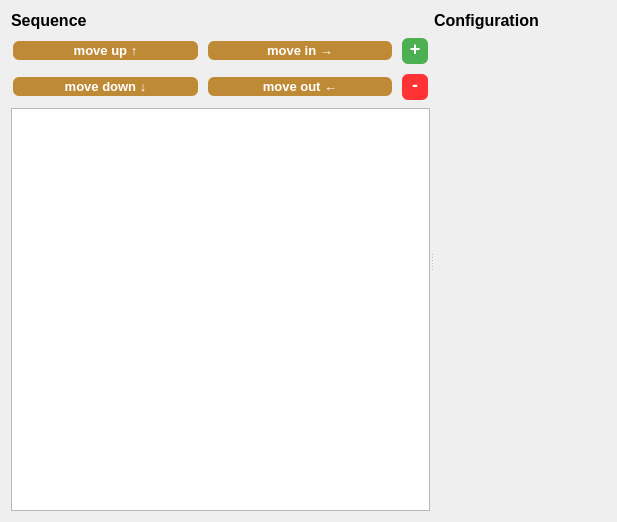
Before: the Qt Designer form nomad_camels/gui/protocol_view.ui in FAU-LAP/NOMAD-CAMELS, drawn with Qt 5.
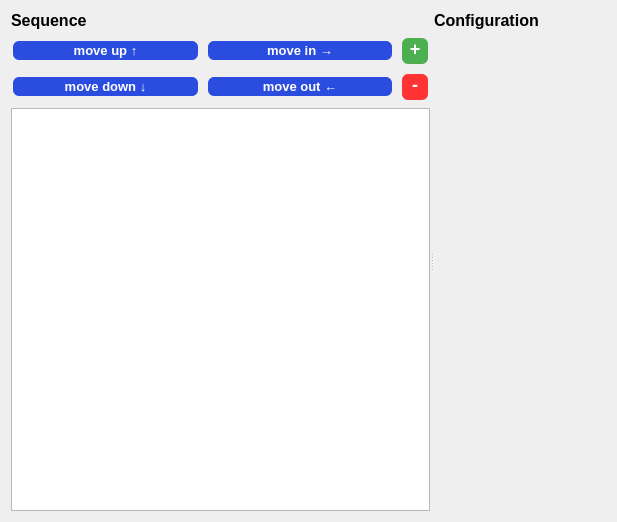
After: the same form once the commit is applied.

Commit message: Update button styles in GUI color to blue

```diff
--- a/nomad_camels/gui/protocol_view.ui
+++ b/nomad_camels/gui/protocol_view.ui
@@ -141,17 +141,17 @@
         <widget class="QPushButton" name="pushButton_move_step_up">
          <property name="styleSheet">
           <string notr="true">QPushButton {
-        background-color: #bf8a36;
-        color: white;
-        border: none;
-        padding: 2px 10px;
-        text-align: center;
-        text-decoration: none;
-        font-size: 13px;
-        margin: 2px 2px;
-        border-radius: 6px;
-        font-weight: bold;
-    }
+    background-color: #2a4cdf; /* This is a lighter shade of blue */
+    color: white;
+    border: none;
+    padding: 2px 10px;
+    text-align: center;
+    text-decoration: none;
+    font-size: 13px;
+    margin: 2px 2px;
+    border-radius: 6px;
+    font-weight: bold;
+}
 
     QPushButton:hover {
         background-color: #8a5a23;
@@ -169,17 +169,17 @@
         <widget class="QPushButton" name="pushButton_move_step_down">
          <property name="styleSheet">
           <string notr="true">QPushButton {
-        background-color: #bf8a36;
-        color: white;
-        border: none;
-        padding: 2px 10px;
-        text-align: center;
-        text-decoration: none;
-        font-size: 13px;
-        margin: 2px 2px;
-        border-radius: 6px;
-        font-weight: bold;
-    }
+    background-color: #2a4cdf; /* This is a lighter shade of blue */
+    color: white;
+    border: none;
+    padding: 2px 10px;
+    text-align: center;
+    text-decoration: none;
+    font-size: 13px;
+    margin: 2px 2px;
+    border-radius: 6px;
+    font-weight: bold;
+}
 
     QPushButton:hover {
         background-color: #8a5a23;
@@ -194,17 +194,17 @@
         <widget class="QPushButton" name="pushButton_move_step_out">
          <property name="styleSheet">
           <string notr="true">QPushButton {
-        background-color: #bf8a36;
-        color: white;
-        border: none;
-        padding: 2px 10px;
-        text-align: center;
-        text-decoration: none;
-        font-size: 13px;
-        margin: 2px 2px;
-        border-radius: 6px;
-        font-weight: bold;
-    }
+    background-color: #2a4cdf; /* This is a lighter shade of blue */
+    color: white;
+    border: none;
+    padding: 2px 10px;
+    text-align: center;
+    text-decoration: none;
+    font-size: 13px;
+    margin: 2px 2px;
+    border-radius: 6px;
+    font-weight: bold;
+}
 
     QPushButton:hover {
         background-color: #8a5a23;
@@ -219,17 +219,17 @@
         <widget class="QPushButton" name="pushButton_move_step_in">
          <property name="styleSheet">
           <string notr="true">QPushButton {
-        background-color: #bf8a36;
-        color: white;
-        border: none;
-        padding: 2px 10px;
-        text-align: center;
-        text-decoration: none;
-        font-size: 13px;
-        margin: 2px 2px;
-        border-radius: 6px;
-        font-weight: bold;
-    }
+    background-color: #2a4cdf; /* This is a lighter shade of blue */
+    color: white;
+    border: none;
+    padding: 2px 10px;
+    text-align: center;
+    text-decoration: none;
+    font-size: 13px;
+    margin: 2px 2px;
+    border-radius: 6px;
+    font-weight: bold;
+}
 
     QPushButton:hover {
         background-color: #8a5a23;
```
Left out of the diff: 24 changed lines with no effect on the pictures. The commit also changes 7 other files.
